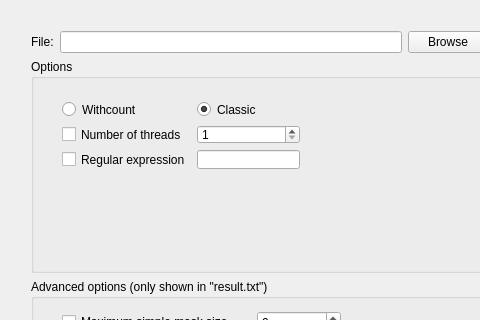
This is forms/mainwindow.ui in mvalois/cpack as Qt 5 draws it before an edit; both pictures show x 0 to 480 and y 0 to 320 of the 1350 by 800 pixel window. The edited form follows.
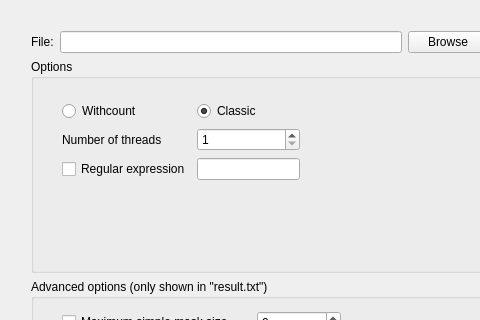
This is the edited form.

Commit message: remove useless checkbox

The edit to the form file:
```diff
--- a/forms/mainwindow.ui
+++ b/forms/mainwindow.ui
@@ -94,7 +94,7 @@
             <x>20</x>
             <y>30</y>
             <width>260</width>
-            <height>91</height>
+            <height>103</height>
            </rect>
           </property>
           <layout class="QGridLayout" name="gridLayout_2">
@@ -108,13 +108,6 @@
              </property>
             </widget>
            </item>
-           <item row="1" column="0">
-            <widget class="QCheckBox" name="threadsCheckBox">
-             <property name="text">
-              <string>Number of threads</string>
-             </property>
-            </widget>
-           </item>
            <item row="2" column="0">
             <widget class="QCheckBox" name="regexCheckBox">
              <property name="text">
@@ -139,6 +132,16 @@
              </property>
             </widget>
            </item>
+           <item row="1" column="0">
+            <widget class="QLabel" name="label">
+             <property name="layoutDirection">
+              <enum>Qt::LeftToRight</enum>
+             </property>
+             <property name="text">
+              <string>Number of threads</string>
+             </property>
+            </widget>
+           </item>
           </layout>
          </widget>
         </widget>
```
The commit also changes 1 other file.
